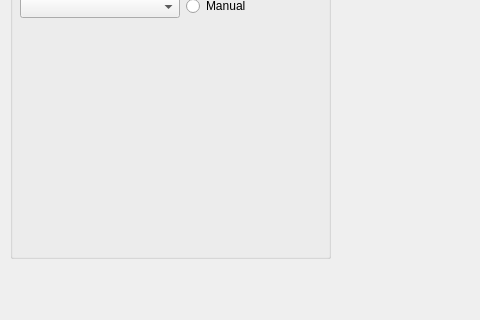
Before: the Qt Designer form src/ui/configuration/CompassConfig.ui in ArduPilot/apm_planner, drawn with Qt 5; both pictures show x 0 to 480 and y 252 to 572 of the 990 by 572 pixel window.
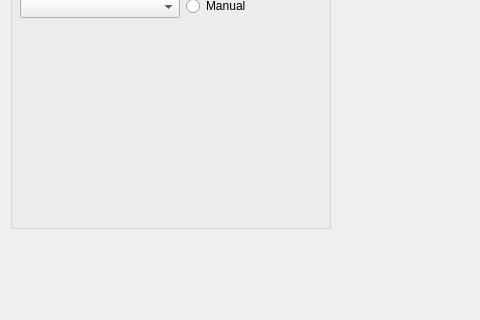
After: the same form once the commit is applied. Icons and pictures are not drawn.

Commit message: Fixed Compass View to fit smaller screen size

What changed in the file:
```diff
--- a/src/ui/configuration/CompassConfig.ui
+++ b/src/ui/configuration/CompassConfig.ui
@@ -142,7 +142,7 @@
      <x>10</x>
      <y>150</y>
      <width>321</width>
-     <height>361</height>
+     <height>331</height>
     </rect>
    </property>
    <property name="title">
@@ -154,7 +154,7 @@
       <x>10</x>
       <y>20</y>
       <width>301</width>
-      <height>331</height>
+      <height>301</height>
      </rect>
     </property>
     <layout class="QFormLayout" name="formLayout">
```
